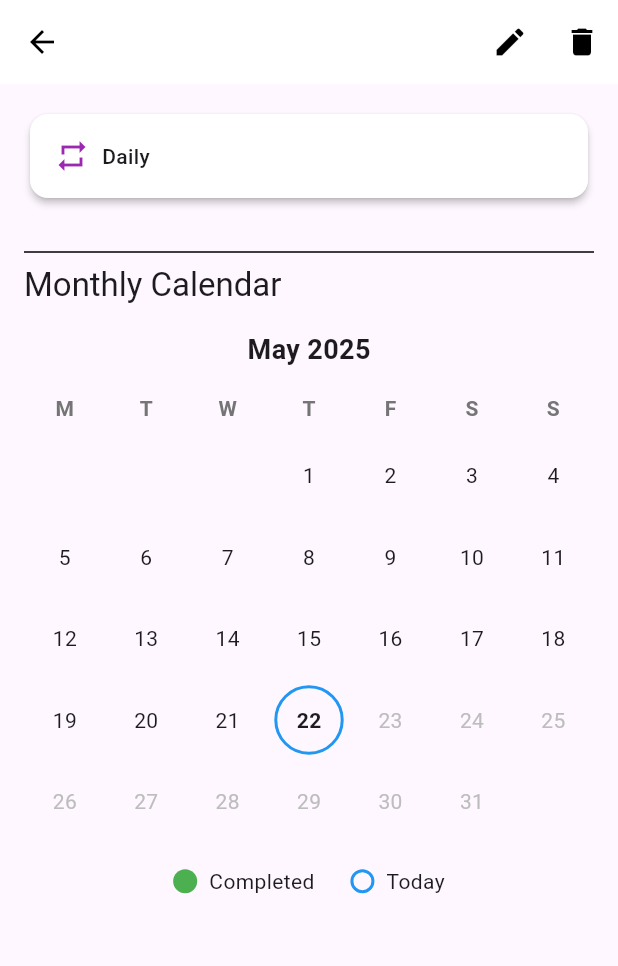
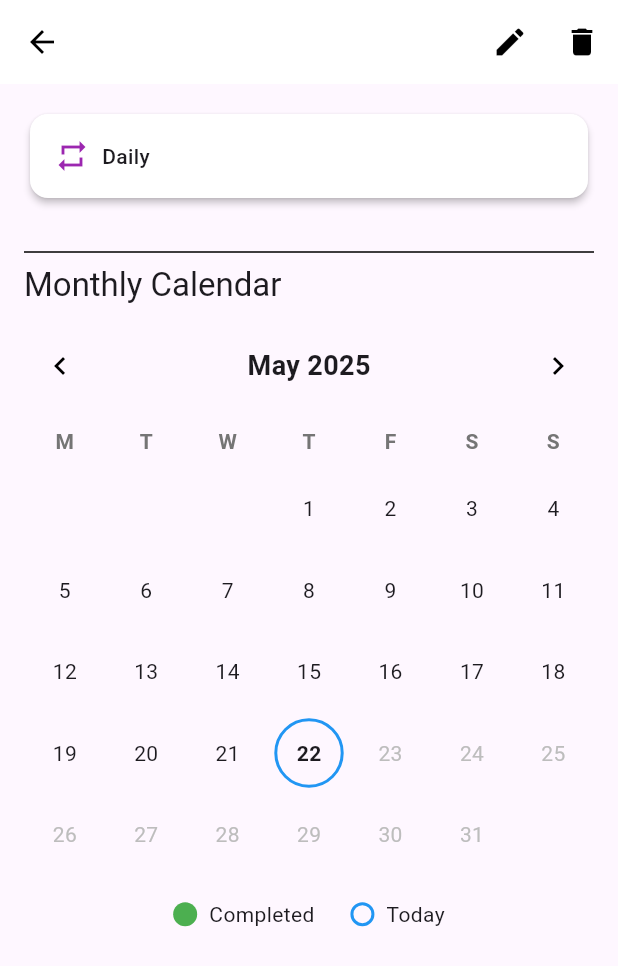
Before and after one commit to fabianbaumert/habitly, a Flutter app: the HabitDetailScreen screen opened directly with empty values, on a phone screen of 412 x 824 dp. Shown: the top 966 px of the screen. Run offline on Flutter 3.47's test engine with Material 3 defaults, Android fonts, the phone set to English and light mode, and no system bars; our stand-ins replace cloud_firestore, confetti, connectivity_plus, dio, firebase_auth, firebase_core and 6 more; accounts and stored records are empty; generated files the repository leaves out were written again.

Commit message:
feat: implement month selection in calendar for habit tracking

```diff
--- a/lib/screens/habit_detail_screen.dart
+++ b/lib/screens/habit_detail_screen.dart
@@ -8,6 +8,11 @@ import 'package:intl/intl.dart';
 // Create a provider for the current habit being viewed
 final currentHabitProvider = Provider<Habit>((ref) {
   throw UnimplementedError('Provider was not overridden');
+});
+
+// Provider to track the currently selected month in the calendar
+final selectedMonthProvider = StateProvider.autoDispose<DateTime>((ref) {
+  return DateTime.now();
 });
 
 class HabitDetailScreen extends ConsumerWidget {
@@ -117,17 +122,23 @@ class HabitDetailScreen extends ConsumerWidget {
 
   // Calendar Section - Shows a small calendar with completed days
   Widget _buildCalendarSection(BuildContext context, Habit currentHabit) {
+    return Consumer(
+      builder: (context, ref, child) {
+        // Get the selected month from the provider
+        final selectedMonth = ref.watch(selectedMonthProvider);
+
         // Get current month days
         final now = DateTime.now();
         final today = DateTime(now.year, now.month, now.day);
-    final daysInMonth = DateUtils.getDaysInMonth(now.year, now.month);
-    final firstDayOfMonth = DateTime(now.year, now.month, 1);
+        final daysInMonth = DateUtils.getDaysInMonth(selectedMonth.year, selectedMonth.month);
+        final firstDayOfMonth = DateTime(selectedMonth.year, selectedMonth.month, 1);
         final firstWeekdayOfMonth = firstDayOfMonth.weekday; // 1 for Monday, 7 for Sunday
 
         // In a real implementation, we'd fetch the habit completion history
         // Since we don't have habit history tracking yet, we'll just show
         // the current completion status if it's today
         final isCompletedToday = currentHabit.isDone;
+        final selectedIsCurrentMonth = selectedMonth.year == now.year && selectedMonth.month == now.month;
 
         return Column(
           crossAxisAlignment: CrossAxisAlignment.start,
@@ -138,15 +149,39 @@ class HabitDetailScreen extends ConsumerWidget {
             ),
             const SizedBox(height: 16),
 
-        // Month header
-        Center(
-          child: Text(
-            DateFormat.yMMMM().format(now),
+            // Month header with navigation arrows
+            Row(
+              mainAxisAlignment: MainAxisAlignment.spaceBetween,
+              children: [
+                // Previous month button
+                IconButton(
+                  icon: const Icon(Icons.chevron_left),
+                  onPressed: () {
+                    // Navigate to previous month
+                    final previousMonth = DateTime(selectedMonth.year, selectedMonth.month - 1);
+                    ref.read(selectedMonthProvider.notifier).state = previousMonth;
+                  },
+                ),
+
+                // Month and year display
+                Text(
+                  DateFormat.yMMMM().format(selectedMonth),
                   style: const TextStyle(
                     fontWeight: FontWeight.bold,
                     fontSize: 18,
                   ),
                 ),
+
+                // Next month button
+                IconButton(
+                  icon: const Icon(Icons.chevron_right),
+                  onPressed: () {
+                    // Navigate to next month
+                    final nextMonth = DateTime(selectedMonth.year, selectedMonth.month + 1);
+                    ref.read(selectedMonthProvider.notifier).state = nextMonth;
+                  },
+                ),
+              ],
             ),
 
             const SizedBox(height: 16),
@@ -189,10 +224,15 @@ class HabitDetailScreen extends ConsumerWidget {
 
                 // Day cells
                 final day = index - (firstWeekdayOfMonth - 1) + 1;
-            final isToday = day == now.day;
+                final dayDate = DateTime(selectedMonth.year, selectedMonth.month, day);
+
+                // Check if this is today
+                final isToday = dayDate.year == today.year &&
+                                dayDate.month == today.month &&
+                                dayDate.day == today.day;
+
                 // Only mark today as completed if the habit is done
                 final isCompleted = isToday && isCompletedToday;
-            final dayDate = DateTime(now.year, now.month, day);
                 final isFutureDay = dayDate.compareTo(today) > 0;
 
                 return Container(
@@ -254,6 +294,8 @@ class HabitDetailScreen extends ConsumerWidget {
             ),
           ],
         );
+      },
+    );
   }
 
   // Edit habit method
```
Lines whose indentation alone changed are shown as unchanged.
